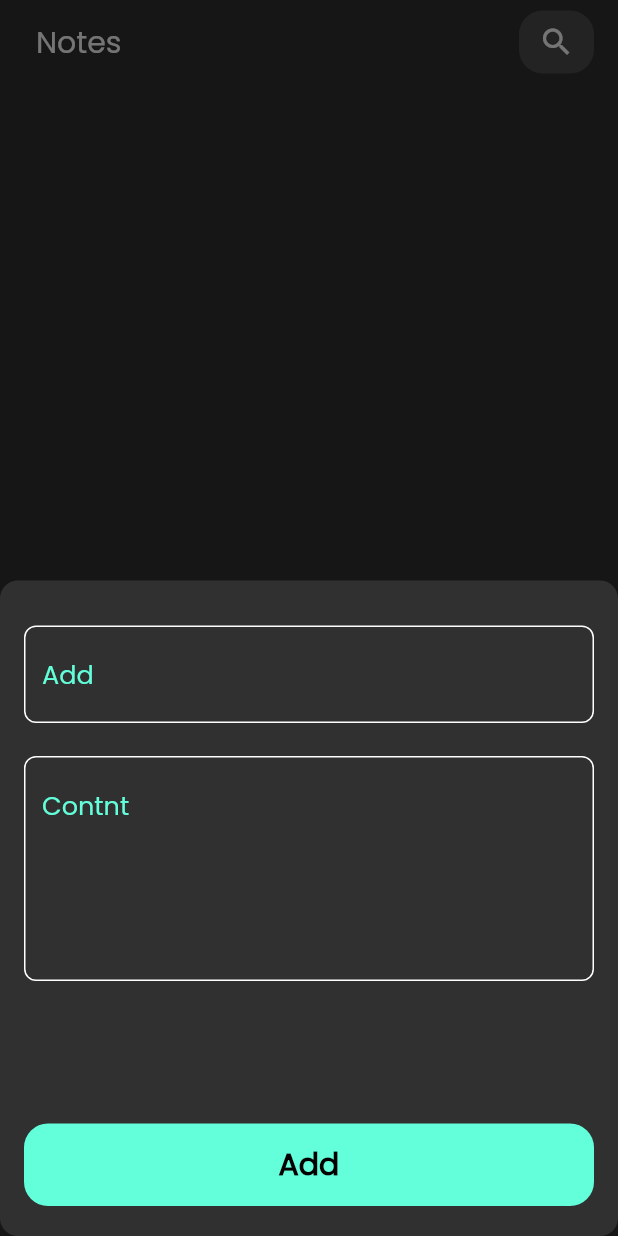
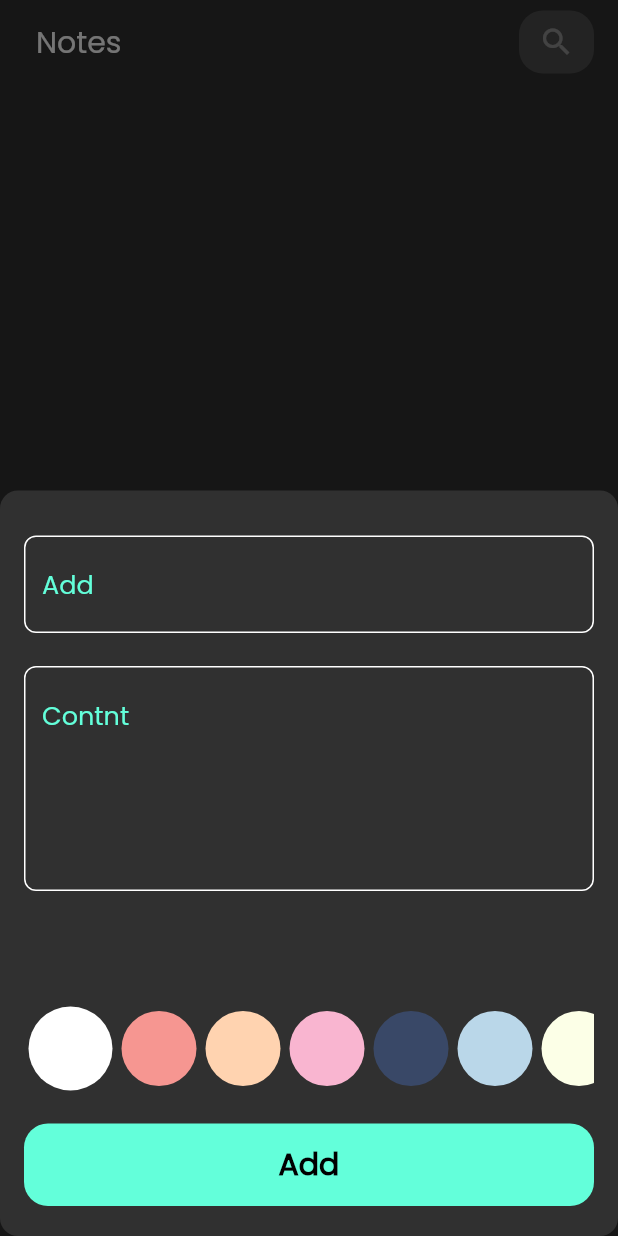
Before and after one commit to AbdAlrhmanHassan/Notes_App, a Flutter app: the screen it shows after launch, after a tap on the "add" icon, on a phone screen of 412 x 824 dp. Run offline on Flutter 3.47's test engine with Material 2 defaults, Android fonts, the phone set to English and light mode, and no system bars; our stand-ins replace bloc, flutter_bloc, hive, hive_flutter; accounts and stored records are empty.

Commit message:
app complete

```diff
--- a/lib/constants.dart
+++ b/lib/constants.dart
@@ -2,3 +2,16 @@ import 'package:flutter/material.dart';
 
 Color kPrimaryColor = const Color(0xff63ffda);
 String kNotesBox = "notes box";
+List<Color> kColorList = [
+  const Color(0xFFFFFFFF),
+  const Color(0xFFFF69691),
+  const Color(0xFFFFD3B0),
+  const Color(0xFFF9B5D0),
+  const Color(0xFF394867),
+  const Color(0xFFBAD7E9),
+  const Color(0xFFFCFFE7),
+  const Color(0xFFEB455F),
+  const Color(0xFF6AE9C2),
+  const Color(0xFF407F8F),
+  const Color(0xFF748294),
+];
--- a/lib/cubit/add_notes_cubit/add_notes_cubit.dart
+++ b/lib/cubit/add_notes_cubit/add_notes_cubit.dart
@@ -1,4 +1,5 @@
 import 'package:bloc/bloc.dart';
+import 'package:flutter/material.dart';
 import 'package:hive_flutter/hive_flutter.dart';
 
 import 'package:flutter_app_7_note_app/constants.dart';
@@ -8,11 +9,13 @@ part 'add_notes_state.dart';
 
 class AddNotesCubit extends Cubit<AddNotesState> {
   AddNotesCubit() : super(AddNotesInitial());
+    Color color=const Color.fromRGBO(155, 171, 184, 1);
 
   addNote(NoteModel note) async {
     emit(AddNotesLoading());
     try {
       var notesBox = Hive.box<NoteModel>(kNotesBox);
+      note.color = color.value;
       await notesBox.add(note);
       print(notesBox);
     } catch (e) {
--- a/lib/models/note_models.dart
+++ b/lib/models/note_models.dart
@@ -6,13 +6,13 @@ part 'note_models.g.dart';
 @HiveType(typeId: 0)
 class NoteModel extends HiveObject {
   @HiveField(0)
-  final String title;
+  String title;
   @HiveField(1)
-  final String subTitle;
+  String subTitle;
   @HiveField(2)
   final String date;
   @HiveField(3)
-  final int color;
+  int color;
 
   NoteModel(
       {required this.title,
--- a/lib/views/Note_page.dart
+++ b/lib/views/Note_page.dart
@@ -1,7 +1,5 @@
 import 'package:flutter/material.dart';
-import 'package:flutter_bloc/flutter_bloc.dart';
 
-import 'package:flutter_app_7_note_app/cubit/note_cubit/notes_page_cubit.dart';
 
 import 'Widgets/custom_add_note_bottom_sheet.dart';
 import 'Widgets/custom_search_icon.dart';
--- a/lib/views/Widgets/custom_add_note_form.dart
+++ b/lib/views/Widgets/custom_add_note_form.dart
@@ -1,10 +1,12 @@
 import 'package:flutter/material.dart';
+import 'package:flutter_app_7_note_app/constants.dart';
 import 'package:flutter_app_7_note_app/cubit/add_notes_cubit/add_notes_cubit.dart';
 import 'package:flutter_app_7_note_app/models/note_models.dart';
 import 'package:flutter_bloc/flutter_bloc.dart';
 import 'package:intl/intl.dart';
 
 import 'custom_button.dart';
+import 'custom_color_iteam.dart';
 import 'custom_text_field.dart';
 
 class AddNoteForm extends StatefulWidget {
@@ -41,6 +43,7 @@ class _AddNoteFormState extends State<AddNoteForm> {
               const SizedBox(
                 height: 75,
               ),
+              const SizedBox(height: 60, child: ColorListView()),
               BlocBuilder<AddNotesCubit, AddNotesState>(
                 builder: (context, state) {
                   return CustomButton(
@@ -72,3 +75,41 @@ class _AddNoteFormState extends State<AddNoteForm> {
         ));
   }
 }
+
+
+
+class ColorListView extends StatefulWidget {
+  const ColorListView({super.key});
+
+  @override
+  State<ColorListView> createState() => _ColorListViewState();
+}
+
+class _ColorListViewState extends State<ColorListView> {
+  int currentIndex = 0;
+
+  List<Color> colorsL = kColorList;
+  @override
+  Widget build(BuildContext context) {
+    return ListView.builder(
+      scrollDirection: Axis.horizontal,
+      itemCount: colorsL.length,
+      itemBuilder: (BuildContext context, int index) {
+        return Padding(
+          padding: const EdgeInsets.symmetric(horizontal: 3.0),
+          child: GestureDetector(
+              onTap: () {
+                currentIndex = index;
+
+                BlocProvider.of<AddNotesCubit>(context).color = colorsL[index];
+                setState(() {});
+              },
+              child: ColorItem(
+                isActive: currentIndex == index,
+                colorV: colorsL[index],
+              )),
+        );
+      },
+    );
+  }
+}
--- a/lib/views/Widgets/custom_button.dart
+++ b/lib/views/Widgets/custom_button.dart
@@ -15,7 +15,7 @@ class CustomButton extends StatelessWidget {
     return GestureDetector(
       onTap: onTap,
       child: Container(
-        margin: EdgeInsets.symmetric(vertical: 20),
+        margin: const EdgeInsets.symmetric(vertical: 20),
         width: MediaQuery.of(context).size.width,
         height: 55,
         decoration: BoxDecoration(
--- /dev/null
+++ b/lib/views/Widgets/custom_color_iteam.dart
@@ -0,0 +1,23 @@
+import 'package:flutter/material.dart';
+
+class ColorItem extends StatelessWidget {
+  const ColorItem({super.key, required this.isActive, required this.colorV});
+  final bool isActive;
+  final Color colorV;
+  @override
+  Widget build(BuildContext context) {
+    return isActive
+        ? CircleAvatar(
+            radius: 28,
+            backgroundColor: Colors.white,
+            child: CircleAvatar(
+              radius: 23, //default
+              backgroundColor: colorV,
+            ),
+          )
+        : CircleAvatar(
+            radius: 25, //default
+            backgroundColor: colorV,
+          );
+  }
+}
--- a/lib/views/Widgets/custom_search_icon.dart
+++ b/lib/views/Widgets/custom_search_icon.dart
@@ -1,10 +1,10 @@
 import 'package:flutter/material.dart';
 
 class CustomSearchIcon extends StatelessWidget {
-   const CustomSearchIcon({
-    super.key,required this.icon
-  });
+  const CustomSearchIcon({super.key, required this.icon, this.onPressed});
   final Icon icon;
+
+  final void Function()? onPressed;
   @override
   Widget build(BuildContext context) {
     return Padding(
@@ -17,8 +17,8 @@ class CustomSearchIcon extends StatelessWidget {
             color: const Color.fromARGB(67, 158, 158, 158),
           ),
           child: IconButton(
-            onPressed: () {},
-            icon: icon ,
+            onPressed: onPressed,
+            icon: icon,
             splashRadius: 20,
           )),
     );
--- a/lib/views/Widgets/custom_text_field.dart
+++ b/lib/views/Widgets/custom_text_field.dart
@@ -4,22 +4,20 @@ import '../../constants.dart';
 
 class CustomTextField extends StatelessWidget {
   const CustomTextField(
-      {super.key, required this.hintText, this.maxLines = 1, this.onSaved});
+      {super.key,
+      required this.hintText,
+      this.maxLines = 1,
+      this.onSaved,
+      this.onChanged});
   final String hintText;
   final int maxLines;
-
+  final Function(String)? onChanged;
   final void Function(String?)? onSaved;
   @override
   Widget build(BuildContext context) {
     return TextFormField(
-
       onSaved: onSaved,
-      validator: (value) {
-        if (value?.isEmpty ?? true) {
-          return "Field is required";
-        }
-        return null;
-      },
+      onChanged: onChanged,
       maxLines: maxLines,
       cursorColor: kPrimaryColor,
       decoration: InputDecoration(
--- a/lib/views/Widgets/iteam_list_view_builder.dart
+++ b/lib/views/Widgets/iteam_list_view_builder.dart
@@ -18,13 +18,12 @@ class IteamListViewBuilder extends StatelessWidget {
             BlocProvider.of<NotesPageCubit>(context).fetchAllNotes();
 
 
-        print("$notes[]  dfsafdsaasfdasdasdf");
         return ListView.builder(
           itemCount: notes.length,
           padding: EdgeInsets.zero,
           itemBuilder: (context, index) {
             return Padding(
-              padding: EdgeInsets.symmetric(vertical: 6.0),
+              padding: const EdgeInsets.symmetric(vertical: 6.0),
               child: NoteItem(
                 noteModel: notes[index],
               ),
```
Also changed, not shown: lib/views/Edit_note_page.dart (+96 -8 lines), lib/views/Widgets/custom_note_view_card.dart (+11 -6 lines), 1 other file.
